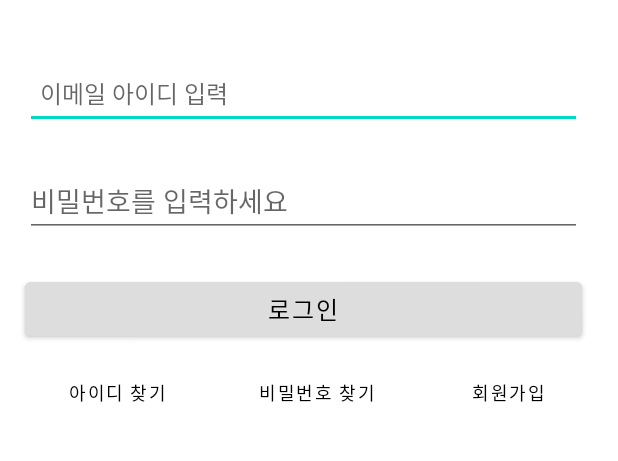
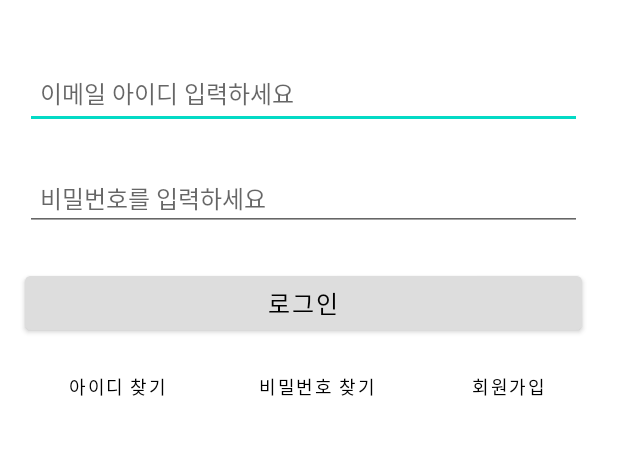
Before and after one commit to 2021-SMHRD-KDT-New-AI-1/thinkBig, an Android app: the screen it shows after launch (LoginActivity), on a phone screen of 412 x 824 dp, the part 321-782 px from its top. Run offline under Robolectric (Android 15) with nearby library versions, the phone set to English and light mode, and no system bars; our stand-ins replace Volley.

Commit message:
도현: 찐수정

```diff
--- a/app/src/main/res/layout/activity_login.xml
+++ b/app/src/main/res/layout/activity_login.xml
@@ -100,7 +100,7 @@
         android:layout_height="wrap_content"
         android:layout_marginTop="252dp"
         android:ems="10"
-        android:hint="이메일 아이디 입력"
+        android:hint="이메일 아이디 입력하세요"
         android:inputType="textPersonName"
         android:minHeight="48dp"
         android:padding="10dp"
@@ -118,8 +118,10 @@
         android:layout_height="wrap_content"
         android:layout_marginTop="24dp"
         android:ems="10"
+        android:padding="10dp"
         android:hint="비밀번호를 입력하세요"
         android:inputType="textPassword"
+        android:textSize="16sp"
         app:layout_constraintEnd_toStartOf="@+id/guideline2"
         app:layout_constraintStart_toStartOf="@+id/guideline3"
         app:layout_constraintTop_toBottomOf="@+id/et_id" />
```
